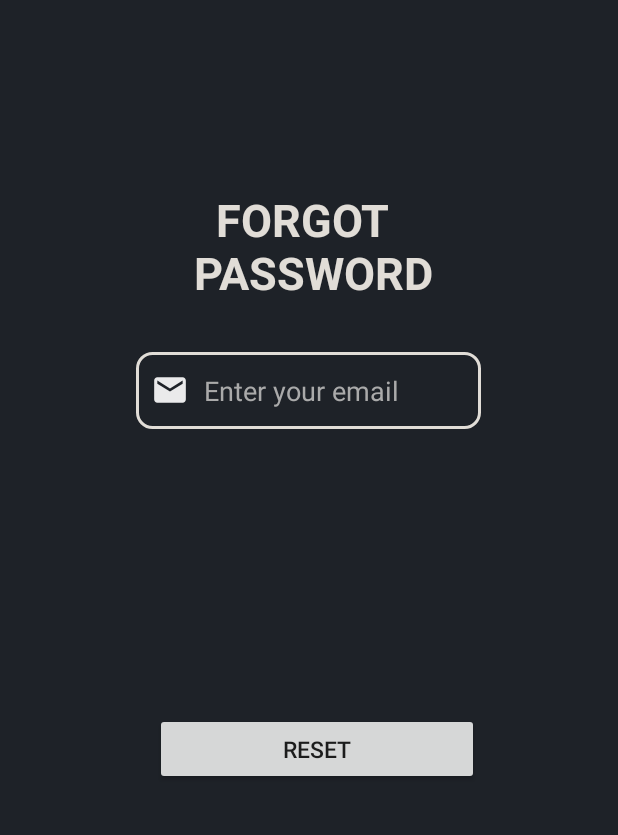
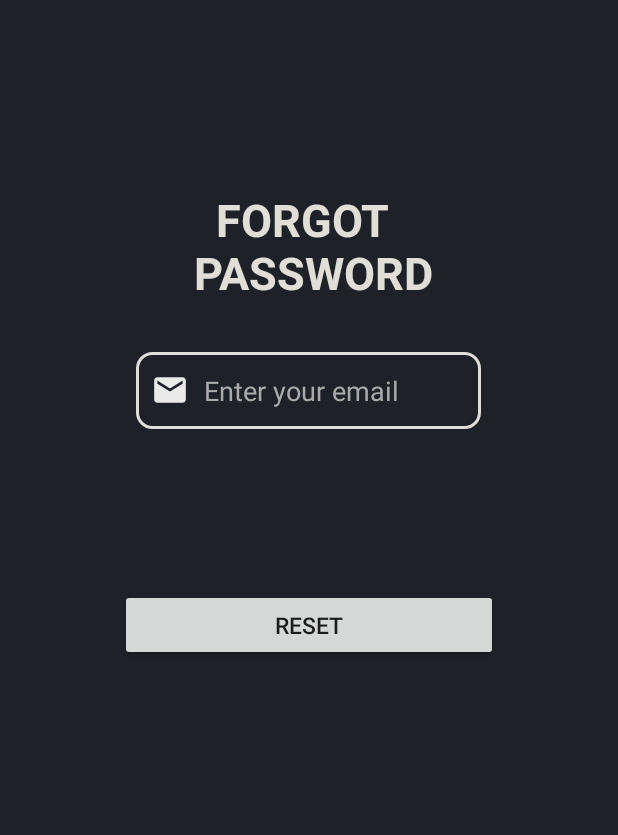
Before and after one commit to Kiru100/Android-Learning-App---Earth-and-Space-Science, an Android app: the ForgotPasswordActivity screen opened directly, with no data from a screen before it, on a phone screen of 412 x 824 dp, the part 182-1017 px from its top. Run offline under Robolectric (Android 15) with nearby library versions, the phone set to English and light mode, and no system bars; our stand-ins replace Firebase (no records; nobody signed in at launch, a user with empty details on screens opened directly).

Commit message:
activity forgot password

```diff
--- a/app/src/main/res/layout/activity_forgot_password.xml
+++ b/app/src/main/res/layout/activity_forgot_password.xml
@@ -11,14 +11,27 @@
         android:id="@+id/btnResetPassword"
         android:layout_width="wrap_content"
         android:layout_height="wrap_content"
-        android:ems="12"
+        android:ems="14"
         android:text="@string/reset_password"
         android:textSize="15sp"
-        app:layout_constraintBottom_toBottomOf="parent"
+        app:layout_constraintBottom_toTopOf="@+id/progressBar"
         app:layout_constraintEnd_toStartOf="@+id/guideline14"
         app:layout_constraintStart_toStartOf="@+id/guideline15"
         app:layout_constraintTop_toBottomOf="@+id/edtResetPasswordEmail"
         app:layout_constraintVertical_bias="0.513" />
+
+    <ProgressBar
+        android:id="@+id/progressBar"
+        style="?android:attr/progressBarStyle"
+        android:layout_width="wrap_content"
+        android:layout_height="wrap_content"
+        android:visibility="invisible"
+        app:layout_constraintBottom_toBottomOf="parent"
+        app:layout_constraintEnd_toEndOf="@+id/btnResetPassword"
+        app:layout_constraintHorizontal_bias="0.503"
+        app:layout_constraintStart_toStartOf="@+id/btnResetPassword"
+        app:layout_constraintTop_toBottomOf="@+id/btnResetPassword"
+        app:layout_constraintVertical_bias="0.55" />
 
     <ImageView
         android:id="@+id/logohere"
@@ -52,18 +65,6 @@
         app:layout_constraintStart_toStartOf="@+id/textView10"
         app:layout_constraintTop_toBottomOf="@+id/textView10" />
 
-    <ProgressBar
-        android:id="@+id/progressBar"
-        style="?android:attr/progressBarStyle"
-        android:layout_width="wrap_content"
-        android:layout_height="wrap_content"
-        android:visibility="invisible"
-        app:layout_constraintBottom_toBottomOf="parent"
-        app:layout_constraintEnd_toEndOf="@+id/btnResetPassword"
-        app:layout_constraintStart_toStartOf="@+id/btnResetPassword"
-        app:layout_constraintTop_toBottomOf="@+id/btnResetPassword"
-        app:layout_constraintVertical_bias="0.55" />
-
     <TextView
         android:id="@+id/textView10"
         android:layout_width="234dp"
@@ -74,9 +75,9 @@
         android:textSize="30sp"
         android:textStyle="bold"
         app:layout_constraintBottom_toTopOf="@+id/edtResetPasswordEmail"
-        app:layout_constraintEnd_toEndOf="parent"
+        app:layout_constraintEnd_toStartOf="@+id/guideline14"
         app:layout_constraintHorizontal_bias="0.497"
-        app:layout_constraintStart_toStartOf="parent"
+        app:layout_constraintStart_toStartOf="@+id/guideline15"
         app:layout_constraintTop_toTopOf="@+id/guideline7" />
 
     <androidx.constraintlayout.widget.Guideline
@@ -91,9 +92,7 @@
         android:layout_width="wrap_content"
         android:layout_height="wrap_content"
         android:orientation="vertical"
-        app:layout_constraintGuide_begin="381dp" />
-
-
+        app:layout_constraintGuide_percent=".9" />
 
     <androidx.constraintlayout.widget.Guideline
         android:id="@+id/guideline15"
--- a/app/src/main/res/layout/fragment_edit_email.xml
+++ b/app/src/main/res/layout/fragment_edit_email.xml
@@ -64,7 +64,7 @@
         android:layout_height="wrap_content"
         android:backgroundTint="@color/gitwhite"
         android:ems="10"
-        android:hint="@string/enter_new_email_adress"
+        android:hint="@string/enter_new_email_address"
         android:inputType="textPersonName"
         android:minHeight="48dp"
         android:textColor="@color/gitwhite"
@@ -84,7 +84,7 @@
         android:layout_marginTop="12dp"
         android:backgroundTint="@color/gitwhite"
         android:ems="10"
-        android:hint="@string/re_enter_new_email_adress"
+        android:hint="@string/re_enter_new_email_address"
         android:inputType="textPersonName"
         android:minHeight="48dp"
         android:textColor="@color/gitwhite"
--- a/app/src/main/res/layout/listview_items_chapters.xml
+++ b/app/src/main/res/layout/listview_items_chapters.xml
@@ -5,7 +5,7 @@
     android:id="@+id/rlChapters"
     android:layout_width="wrap_content"
     android:layout_height="wrap_content"
-    app:cardBackgroundColor="@color/colorPrimary"
+    app:cardBackgroundColor="#838486"
     app:cardCornerRadius="20dp"
     app:cardElevation="10dp"
     android:layout_marginHorizontal="10dp"
@@ -28,13 +28,13 @@
             android:textStyle="bold" />
 
         <ProgressBar
-            android:layout_marginTop="10sp"
             android:id="@+id/progress"
             style="@style/Widget.AppCompat.ProgressBar.Horizontal"
             android:layout_width="180dp"
             android:layout_height="wrap_content"
             android:layout_below="@+id/tvChapterTitle"
             android:layout_centerHorizontal="true"
+            android:layout_marginTop="10sp"
             android:progressTint="@color/design_default_color_background" />
 
         <ImageView
```
Also changed, not shown: app/src/main/res/values/strings.xml (+9 -10 lines).
